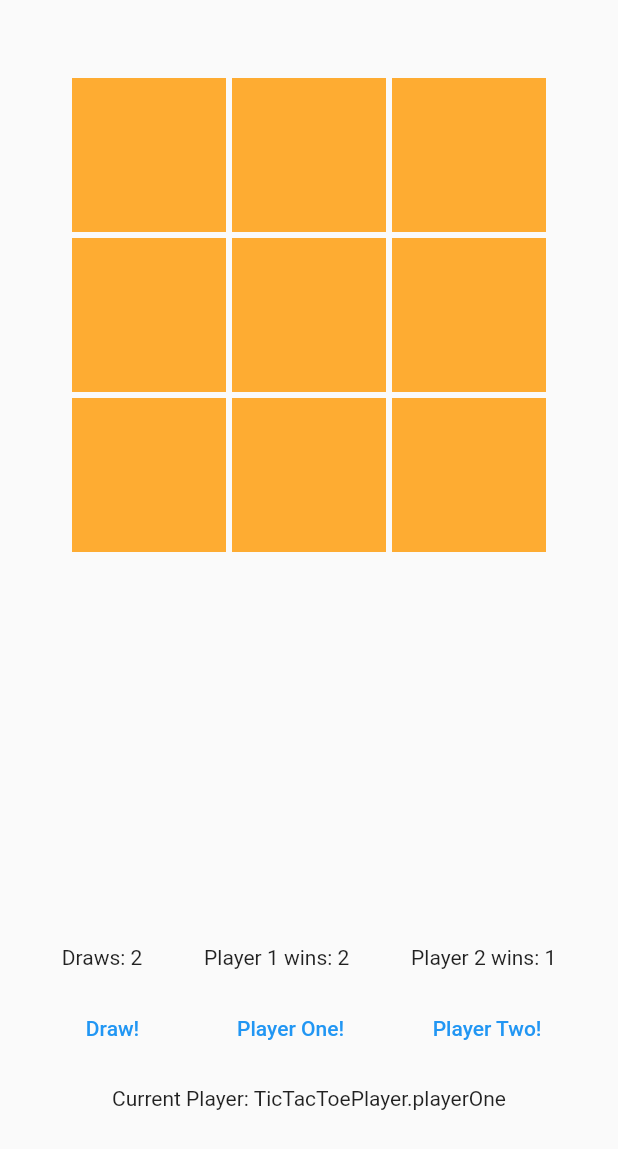
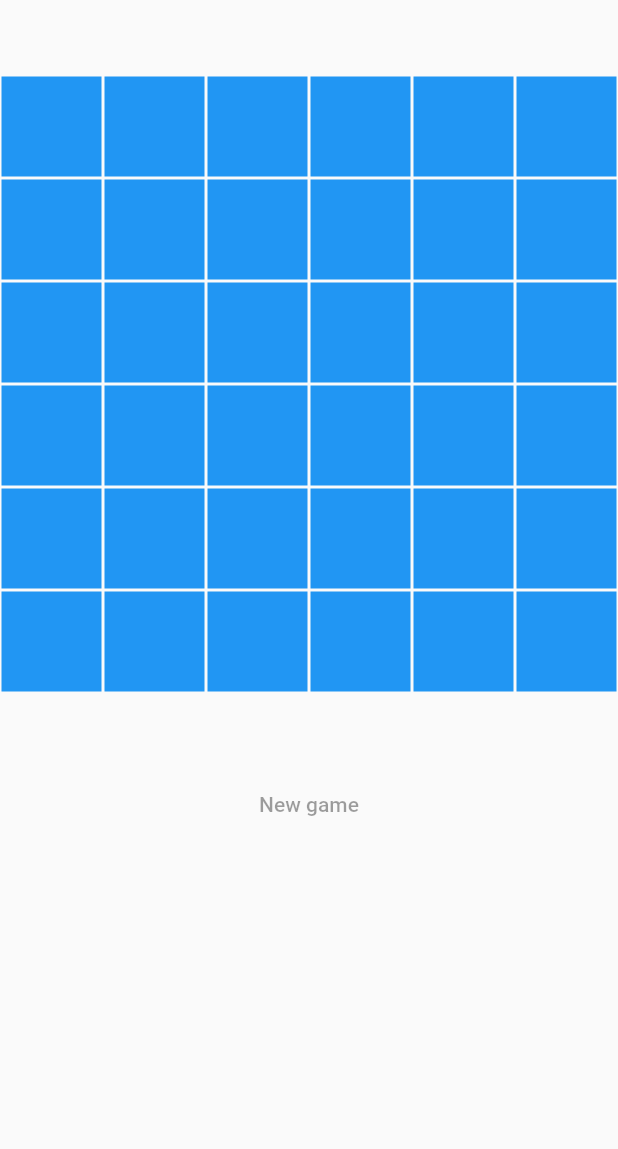
Before and after one commit to Xazin/tic_tac_toe, a Flutter app: the screen it shows after launch, on a phone screen of 412 x 824 dp. Shown: the top 1149 px of the screen. Run offline on Flutter 3.47's test engine with Material 2 defaults, Android fonts, the phone set to English and light mode, and no system bars; missing offline and left inert: matrix2d.

```diff
--- a/lib/main.dart
+++ b/lib/main.dart
@@ -23,7 +23,10 @@ class _GameViewState extends State<GameView> {
   void initState() {
     super.initState();
     gameController = TicTacToeController(
-      autoRestartGame: true,
+      autoRestartGame: false,
+      rows: 6,
+      columns: 6,
+      winCondition: 4,
       scoreboard: TicTacToeScoreboard(
         history: [
           TicTacToePlayer.none,
@@ -38,110 +41,60 @@ class _GameViewState extends State<GameView> {
 
   @override
   Widget build(BuildContext context) {
-    return TicTacToeBuilder(
+    return Scaffold(
+      body: SafeArea(
+        child: TicTacToeBuilder(
           controller: gameController,
-      builder: (context, state, scoreboard) => LayoutBuilder(
-        builder: (context, constraints) {
-          final isLarge = constraints.maxWidth > 420;
-          double minHeight = MediaQuery.of(context).size.height * 0.5;
-          if (minHeight < 300) minHeight = 300;
-
+          builder: (context, state, scoreboard) {
             return Column(
               children: [
                 const SizedBox(height: 50),
-              Expanded(
-                flex: 3,
-                child: SizedBox(
-                  width: isLarge ? minHeight : 320,
-                  height: isLarge ? minHeight : 320,
-                  child: GridView.builder(
-                    physics: const ClampingScrollPhysics(),
-                    gridDelegate:
-                        const SliverGridDelegateWithFixedCrossAxisCount(
-                      crossAxisCount: 3,
-                    ),
-                    itemCount: 9,
-                    itemBuilder: (context, index) {
-                      return Padding(
-                        padding: const EdgeInsets.all(2.0),
+                Row(
+                  mainAxisAlignment: MainAxisAlignment.center,
+                  children: [
+                    SizedBox(
+                      height: MediaQuery.of(context).size.width,
+                      width: MediaQuery.of(context).size.width,
+                      child: GridView.count(
+                        shrinkWrap: true,
+                        crossAxisCount: 6,
+                        children: List.generate(
+                          6 * 6,
+                          (index) => GestureDetector(
+                            onTap: () => gameController.makeMove(index),
                             child: Container(
-                          color: Colors.orange.withOpacity(0.8),
-                        ),
-                      );
-                    },
+                              margin: const EdgeInsets.all(1),
+                              color: Colors.blue,
+                              child: Center(
+                                child: Text(
+                                  gameController.state.board[index] ==
+                                          TicTacToePlayer.playerOne
+                                      ? 'X'
+                                      : gameController.state.board[index] ==
+                                              TicTacToePlayer.playerTwo
+                                          ? 'O'
+                                          : '',
                                 ),
                               ),
                             ),
-              Expanded(
-                child: Column(
-                  children: [
-                    Row(
-                      mainAxisAlignment: MainAxisAlignment.spaceEvenly,
-                      children: [
-                        Text('Draws: ${scoreboard.draws}'),
-                        Text('Player 1 wins: ${scoreboard.playerOne}'),
-                        Text('Player 2 wins: ${scoreboard.playerTwo}'),
-                      ],
                           ),
-                    const SizedBox(height: 15),
-                    Row(
-                      mainAxisAlignment: MainAxisAlignment.spaceEvenly,
-                      children: [
-                        TextButton(
-                          onPressed: () {
-                            /// 1 2 2
-                            /// 2 1 1
-                            /// 1 1 2
-                            gameController.makeMove(0); // Player 1
-                            gameController.makeMove(1); // Player 2
-                            gameController.makeMove(4); // Player 1
-                            gameController.makeMove(2); // Player 2
-                            gameController.makeMove(5); // Player 1
-                            gameController.makeMove(3); // Player 2
-                            gameController.makeMove(6); // Player 1
-                            gameController.makeMove(8); // Player 2
-                            gameController.makeMove(7); // Player 1
-                          },
-                          child: const Text('Draw!'),
                         ),
-                        TextButton(
-                          onPressed: () {
-                            /// 1 2 0
-                            /// 2 1 0
-                            /// 0 0 1
-                            gameController.makeMove(0); // Player 1
-                            gameController.makeMove(3); // Player 2
-                            gameController.makeMove(4); // Player 1
-                            gameController.makeMove(1); // Player 2
-                            gameController.makeMove(8); // Player 1
-                          },
-                          child: const Text('Player One!'),
                       ),
-                        TextButton(
-                          onPressed: () {
-                            /// 1 1 0
-                            /// 2 2 2
-                            /// 1 0 0
-                            gameController.makeMove(0); // Player 1
-                            gameController.makeMove(3); // Player 2
-                            gameController.makeMove(1); // Player 1
-                            gameController.makeMove(4); // Player 2
-                            gameController.makeMove(6); // Player 1
-                            gameController.makeMove(5); // Player 2
-                          },
-                          child: const Text('Player Two!'),
                     ),
                   ],
                 ),
-                    const SizedBox(height: 15),
-                    Text('Current Player: ${state.currentPlayer}'),
-                  ],
-                ),
+                const SizedBox(height: 50),
+                TextButton(
+                  onPressed: gameController.state.gameEnded
+                      ? () => gameController.restartGame()
+                      : null,
+                  child: const Text('New game'),
                 ),
               ],
             );
           },
         ),
+      ),
     );
   }
 }
--- a/packages/tic_tac_toe_engine/lib/src/engine/tic_tac_toe_state.dart
+++ b/packages/tic_tac_toe_engine/lib/src/engine/tic_tac_toe_state.dart
@@ -6,6 +6,8 @@ import 'package:tic_tac_toe_engine/src/engine/tic_tac_toe_win_validator.dart';
 abstract class TicTacToeState extends ChangeNotifier {
   /// Current board
   late List<TicTacToePlayer> _board;
+
+  List<TicTacToePlayer> get board => _board;
 
   /// Validator based on rules and playing field
   late final WinValidator _validator;
@@ -110,6 +112,10 @@ class TicTacToeStateController extends TicTacToeState {
     if (_gameEnded && autoRestartGame) {
       restartGame();
     }
+
+    if (!_gameEnded && winningIsPossible) {
+      notifyListeners();
+    }
   }
 
   bool get winningIsPossible => _moves >= (_validator.winCondition * 2 - 1);
--- a/packages/tic_tac_toe_engine/lib/src/flutter/tic_tac_toe_builder.dart
+++ b/packages/tic_tac_toe_engine/lib/src/flutter/tic_tac_toe_builder.dart
@@ -1,5 +1,4 @@
 import 'package:flutter/material.dart';
-import 'package:tic_tac_toe_engine/engine/tic_tac_toe_scoreboard.dart';
 import 'package:tic_tac_toe_engine/tic_tac_toe_engine.dart';
 
 typedef TicTacToeWidgetBuilder = Widget Function(
```
Also changed, not shown: 2 other files. Lines whose indentation alone changed are shown as unchanged.
